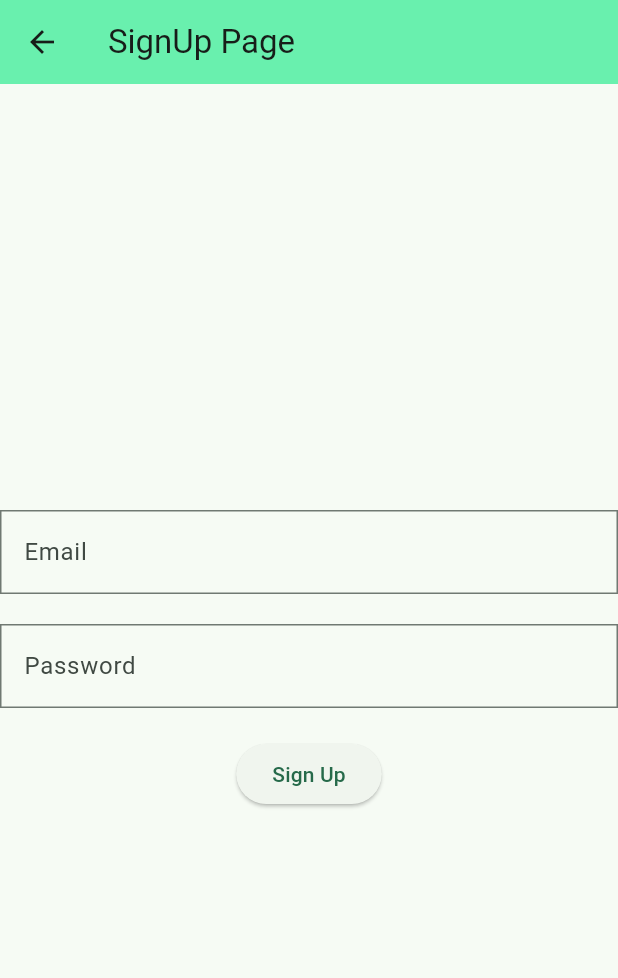
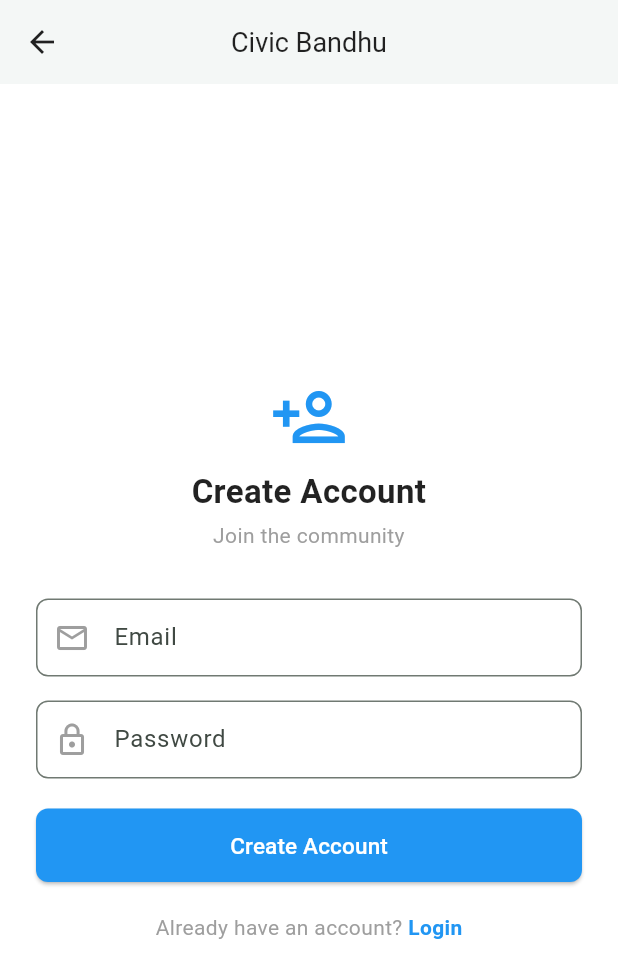
Before and after one commit to CodesWithManthan/civic-connect, a Flutter app: the screen it shows after launch, after a tap on "Sign Up", on a phone screen of 412 x 824 dp. Shown: the top 978 px of the screen. Run offline on Flutter 3.47's test engine with Material 3 defaults, Android fonts, the phone set to English and light mode, and no system bars; our stand-ins replace cloud_firestore, firebase_auth, firebase_core, firebase_storage, geocoding, geolocator and 3 more; accounts and stored records are empty; network calls fail.

Commit message:
Enhanced Authentication UI Screens & updated rw rules
Improved login and signup page layouts and updated read write rules in firestore

```diff
--- a/lib/features/auth/login_page.dart
+++ b/lib/features/auth/login_page.dart
@@ -11,101 +11,133 @@ class LoginPage extends StatefulWidget {
 }
 
 class _LoginPageState extends State<LoginPage> {
-  TextEditingController email = TextEditingController();
-  TextEditingController password = TextEditingController();
+  final TextEditingController email = TextEditingController();
+  final TextEditingController password = TextEditingController();
 
-  void showError(String message){
-    ScaffoldMessenger.of(context).showSnackBar(
-      SnackBar(
-        content: Text(message),
-        backgroundColor: Colors.redAccent,
-      ),
-    );
+  void _showError(String message) {
+    ScaffoldMessenger.of(context).showSnackBar(SnackBar(content: Text(message), backgroundColor: Colors.redAccent));
   }
 
-
-  Login() async{
+  Future<void> _login() async {
     try {
-      await FirebaseAuth.instance.signInWithEmailAndPassword(
-        email: email.text.trim(),
-        password: password.text.trim(),
-      );
+      await FirebaseAuth.instance.signInWithEmailAndPassword(email: email.text.trim(), password: password.text.trim());
     } on FirebaseAuthException catch (e) {
-      if(e.code == 'user-not-found'){
-       showError('No Account Found For This Email');
-      }
-      else if(e.code == 'invalid-email'){
-        showError('Invalid Email Format');
-      }
-      else if(e.code == 'wrong-password'){
-        showError('Incorrect Password');
-      }
-      else{
-        showError('Something Went Wrong');
+      if (e.code == 'user-not-found') {
+        _showError('No account found for this email');
+      } else if (e.code == 'invalid-email') {
+        _showError('Invalid email format');
+      } else if (e.code == 'wrong-password') {
+        _showError('Incorrect password');
+      } else {
+        _showError('Something went wrong');
       }
     }
   }
+
   @override
   Widget build(BuildContext context) {
     return Scaffold(
+      resizeToAvoidBottomInset: true,
+      backgroundColor: Colors.white,
       appBar: AppBar(
-        title: Text('Login Page'),
-        backgroundColor: Colors.greenAccent,
+        backgroundColor: Colors.white,
+        elevation: 1,
+        title: const Text('Civic Bandhu', style: TextStyle(color: Colors.black87, fontSize: 18)),
+        centerTitle: true,
       ),
-      body: Center(
+      body: GestureDetector(
+        onTap: () => FocusScope.of(context).unfocus(),
+        child: SingleChildScrollView(
+          reverse: true,
+          padding: const EdgeInsets.symmetric(horizontal: 24),
           child: Column(
-          mainAxisAlignment: MainAxisAlignment.center,
+            // mainAxisAlignment: MainAxisAlignment.center,
+            crossAxisAlignment: CrossAxisAlignment.stretch,
             children: [
+              SizedBox(height: MediaQuery.of(context).size.height * 0.15),
+              const Icon(Icons.location_city, size: 52, color: Colors.blue),
+              const SizedBox(height: 8),
+              const Text(
+                'Welcome Back',
+                textAlign: TextAlign.center,
+                style: TextStyle(fontSize: 22, fontWeight: FontWeight.bold, color: Colors.black87),
+              ),
+              const SizedBox(height: 4),
+              const Text(
+                'Sign in to continue',
+                textAlign: TextAlign.center,
+                style: TextStyle(fontSize: 14, color: Colors.grey),
+              ),
+              const SizedBox(height: 32),
+
               TextField(
                 controller: email,
+                keyboardType: TextInputType.emailAddress,
                 decoration: InputDecoration(
                   hintText: 'Email',
-                border: OutlineInputBorder(
-                  borderRadius: BorderRadius.circular(0)
-                )
-              )
+                  prefixIcon: const Icon(Icons.email_outlined, color: Colors.grey),
+                  border: OutlineInputBorder(borderRadius: BorderRadius.circular(8)),
+                  contentPadding: const EdgeInsets.symmetric(vertical: 14),
                 ),
-            SizedBox(height: 20),
+              ),
+              const SizedBox(height: 16),
+
               TextField(
                 controller: password,
                 obscureText: true,
                 decoration: InputDecoration(
                   hintText: 'Password',
-                    border: OutlineInputBorder(
-                        borderRadius: BorderRadius.circular(0)
-                    )
-                )
+                  prefixIcon: const Icon(Icons.lock_outline, color: Colors.grey),
+                  border: OutlineInputBorder(borderRadius: BorderRadius.circular(8)),
+                  contentPadding: const EdgeInsets.symmetric(vertical: 14),
                 ),
-            SizedBox(height: 20),
+              ),
+              const SizedBox(height: 20),
+
               ElevatedButton(
-                onPressed: Login,
-                child: Text('Login')
+                onPressed: _login,
+                style: ElevatedButton.styleFrom(
+                  backgroundColor: Colors.blue,
+                  foregroundColor: Colors.white,
+                  padding: const EdgeInsets.symmetric(vertical: 14),
+                  shape: RoundedRectangleBorder(borderRadius: BorderRadius.circular(8)),
                 ),
-            SizedBox(height: 20),
-            ElevatedButton(
-                onPressed: (){
-                  Navigator.push(
-                      context,
-                      MaterialPageRoute(
-                          builder: (context) => const SignupPage(),
+                child: const Text('Login', style: TextStyle(fontSize: 15)),
               ),
-                  );
-                },
-                child: Text('Sign Up')
-            ),
-            SizedBox(height: 20),
-            ElevatedButton(
+              const SizedBox(height: 12),
+
+              OutlinedButton.icon(
                 onPressed: () async {
                   try {
                     await GoogleAuthService.signInWithGoogle();
-                  }
-                  catch(e){
-                    print(e);
+                  } catch (e) {
+                    _showError('Google sign-in failed');
                   }
                 },
-                child: Text('Sign In With Google'),
+                icon: const Icon(Icons.g_mobiledata, size: 22),
+                label: const Text('Sign in with Google'),
+                style: OutlinedButton.styleFrom(
+                  padding: const EdgeInsets.symmetric(vertical: 14),
+                  shape: RoundedRectangleBorder(borderRadius: BorderRadius.circular(8)),
+                ),
+              ),
+              const SizedBox(height: 20),
+
+              Row(
+                mainAxisAlignment: MainAxisAlignment.center,
+                children: [
+                  const Text("Don't have an account? ", style: TextStyle(color: Colors.grey)),
+                  GestureDetector(
+                    onTap: () => Navigator.push(context, MaterialPageRoute(builder: (_) => const SignupPage())),
+                    child: const Text(
+                      'Sign Up',
+                      style: TextStyle(color: Colors.blue, fontWeight: FontWeight.w600),
+                    ),
                   ),
                 ],
+              ),
+            ],
+          ),
         ),
       ),
     );
--- a/lib/features/auth/signup_page.dart
+++ b/lib/features/auth/signup_page.dart
@@ -9,89 +9,118 @@ class SignupPage extends StatefulWidget {
 }
 
 class _SignupPageState extends State<SignupPage> {
-  TextEditingController email = TextEditingController();
-  TextEditingController password = TextEditingController();
+  final TextEditingController email = TextEditingController();
+  final TextEditingController password = TextEditingController();
 
-  void showError(String message){
+  void _showError(String message) {
     ScaffoldMessenger.of(context).showSnackBar(
-      SnackBar(
-        content: Text(message),
-        backgroundColor: Colors.redAccent,
-      ),
+      SnackBar(content: Text(message), backgroundColor: Colors.redAccent),
     );
   }
 
-  Future<void> signUp() async{
-    try{
+  Future<void> _signUp() async {
+    try {
       await FirebaseAuth.instance.createUserWithEmailAndPassword(
         email: email.text.trim(),
         password: password.text.trim(),
       );
-
       ScaffoldMessenger.of(context).showSnackBar(
-          SnackBar(
-            content: Text('Account created successfully'),
-            backgroundColor: Colors.green,
-          ),
+        const SnackBar(content: Text('Account created successfully'), backgroundColor: Colors.green),
       );
-
       Navigator.pop(context);
-    }
-    on FirebaseAuthException catch (e){
+    } on FirebaseAuthException catch (e) {
       if (e.code == 'email-already-in-use') {
-        showError('Email already registered');
+        _showError('Email already registered');
       } else if (e.code == 'weak-password') {
-        showError('Password should be at least 6 characters');
+        _showError('Password should be at least 6 characters');
       } else if (e.code == 'invalid-email') {
-        showError('Invalid email format');
+        _showError('Invalid email format');
       } else {
-        showError('Signup failed. Try again.');
+        _showError('Signup failed. Try again.');
       }
     }
   }
 
   @override
-  void dispose(){
+  void dispose() {
     email.dispose();
     password.dispose();
     super.dispose();
   }
+
   @override
   Widget build(BuildContext context) {
     return Scaffold(
+      backgroundColor: Colors.white,
       appBar: AppBar(
-        title: Text('SignUp Page'),
-        backgroundColor: Colors.greenAccent,
+        backgroundColor: Colors.white,
+        elevation: 1,
+        leading: const BackButton(color: Colors.black87),
+        title: const Text('Civic Bandhu', style: TextStyle(color: Colors.black87, fontSize: 18)),
+        centerTitle: true,
       ),
-      body: Center(
+      body: Padding(
+        padding: const EdgeInsets.symmetric(horizontal: 24),
         child: Column(
           mainAxisAlignment: MainAxisAlignment.center,
+          crossAxisAlignment: CrossAxisAlignment.stretch,
           children: [
+            const Icon(Icons.person_add_outlined, size: 52, color: Colors.blue),
+            const SizedBox(height: 8),
+            const Text('Create Account', textAlign: TextAlign.center,
+                style: TextStyle(fontSize: 22, fontWeight: FontWeight.bold, color: Colors.black87)),
+            const SizedBox(height: 4),
+            const Text('Join the community', textAlign: TextAlign.center,
+                style: TextStyle(fontSize: 14, color: Colors.grey)),
+            const SizedBox(height: 32),
+
             TextField(
               controller: email,
+              keyboardType: TextInputType.emailAddress,
               decoration: InputDecoration(
                 hintText: 'Email',
-                    border: OutlineInputBorder(
-                        borderRadius: BorderRadius.circular(0)
-                    )
-                )
+                prefixIcon: const Icon(Icons.email_outlined, color: Colors.grey),
+                border: OutlineInputBorder(borderRadius: BorderRadius.circular(8)),
+                contentPadding: const EdgeInsets.symmetric(vertical: 14),
               ),
-            SizedBox(height: 20),
+            ),
+            const SizedBox(height: 16),
+
             TextField(
               controller: password,
               obscureText: true,
               decoration: InputDecoration(
                 hintText: 'Password',
-                    border: OutlineInputBorder(
-                        borderRadius: BorderRadius.circular(0)
-                    )
-                )
+                prefixIcon: const Icon(Icons.lock_outline, color: Colors.grey),
+                border: OutlineInputBorder(borderRadius: BorderRadius.circular(8)),
+                contentPadding: const EdgeInsets.symmetric(vertical: 14),
               ),
-            SizedBox(height: 20),
+            ),
+            const SizedBox(height: 20),
+
             ElevatedButton(
-                onPressed: signUp,
-                child: Text('Sign Up')
-            )
+              onPressed: _signUp,
+              style: ElevatedButton.styleFrom(
+                backgroundColor: Colors.blue,
+                foregroundColor: Colors.white,
+                padding: const EdgeInsets.symmetric(vertical: 14),
+                shape: RoundedRectangleBorder(borderRadius: BorderRadius.circular(8)),
+              ),
+              child: const Text('Create Account', style: TextStyle(fontSize: 15)),
+            ),
+            const SizedBox(height: 20),
+
+            Row(
+              mainAxisAlignment: MainAxisAlignment.center,
+              children: [
+                const Text('Already have an account? ', style: TextStyle(color: Colors.grey)),
+                GestureDetector(
+                  onTap: () => Navigator.pop(context),
+                  child: const Text('Login',
+                      style: TextStyle(color: Colors.blue, fontWeight: FontWeight.w600)),
+                ),
+              ],
+            ),
           ],
         ),
       ),
```
Also changed, not shown: 1 other file. Lines whose indentation alone changed are shown as unchanged.
